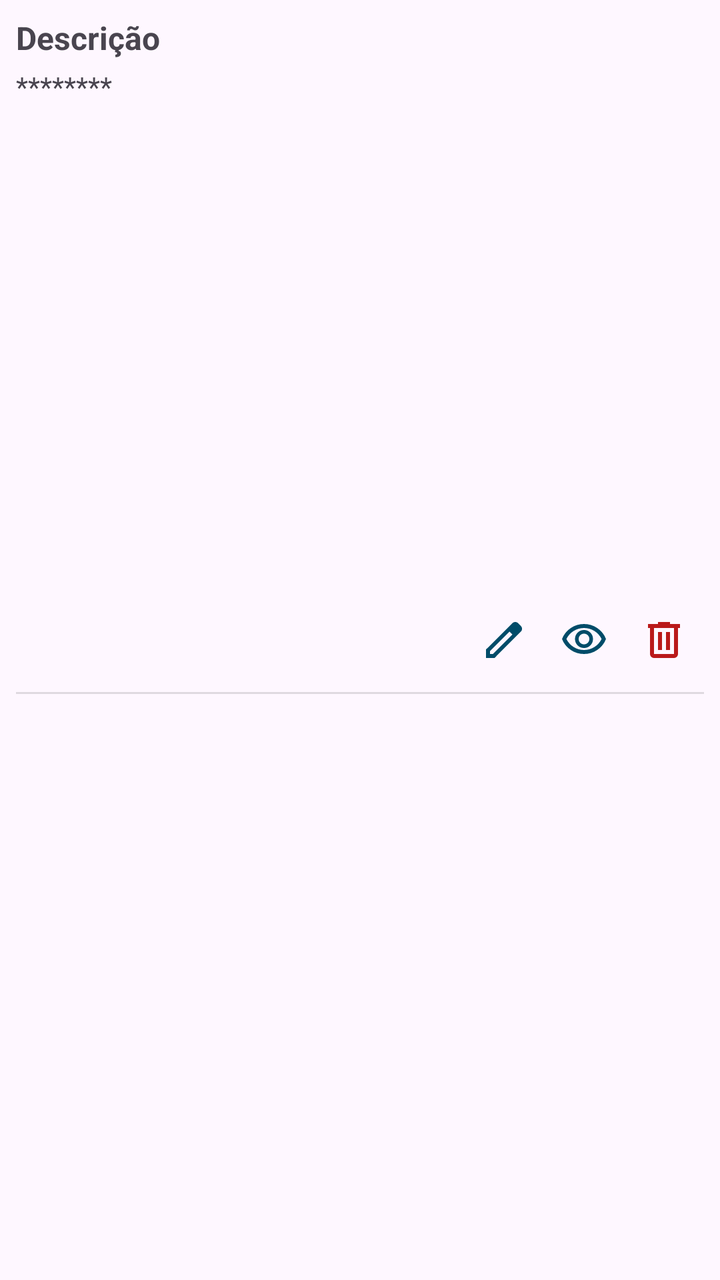
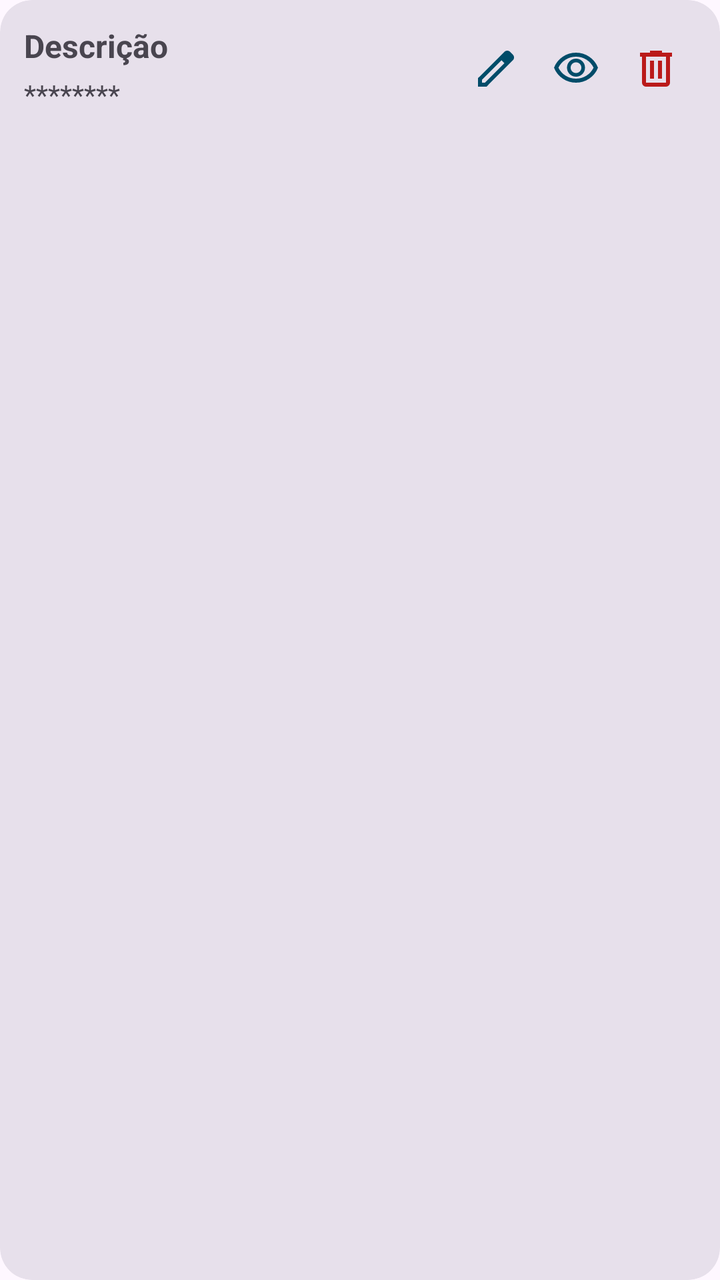

The first picture is an Android layout as it rendered before a commit; the second is the same layout after the commit. The layout source and the unified diff follow.
<!-- AndroidManifest.xml: application theme AppTheme -->
<!-- res/layout/senha_line_view.xml -->
<?xml version="1.0" encoding="utf-8"?>
<androidx.constraintlayout.widget.ConstraintLayout xmlns:android="http://schemas.android.com/apk/res/android"
    xmlns:app="http://schemas.android.com/apk/res-auto"
    xmlns:tools="http://schemas.android.com/tools"
    android:layout_width="match_parent"
    android:layout_height="wrap_content"
    android:padding="8dp">

    <TextView
        android:id="@+id/TvDescricaoSenha"
        android:layout_width="0dp"
        android:layout_height="wrap_content"
        android:text="Descrição"
        android:textStyle="bold"
        android:textSize="16sp"
        app:layout_constraintEnd_toStartOf="@+id/BtnCopiarSenha"
        app:layout_constraintStart_toStartOf="parent"
        app:layout_constraintTop_toTopOf="parent" />

    <TextView
        android:id="@+id/TvValorSenha"
        android:layout_width="0dp"
        android:layout_height="wrap_content"
        android:layout_marginTop="4dp"
        android:text="********"
        android:textSize="14sp"
        app:layout_constraintEnd_toStartOf="@+id/BtnCopiarSenha"
        app:layout_constraintStart_toStartOf="parent"
        app:layout_constraintTop_toBottomOf="@+id/TvDescricaoSenha" />

    <ImageButton
        android:id="@+id/BtnEditarSenha"
        android:layout_width="40dp"
        android:layout_height="40dp"
        android:background="?attr/selectableItemBackgroundBorderless"
        app:layout_constraintBottom_toBottomOf="parent"
        app:layout_constraintEnd_toStartOf="@+id/BtnCopiarSenha"
        app:layout_constraintTop_toTopOf="parent"
        app:srcCompat="@drawable/edit24"
        app:tint="?attr/colorPrimary"
        android:contentDescription="Editar" />

    <ImageButton
        android:id="@+id/BtnCopiarSenha"
        android:layout_width="40dp"
        android:layout_height="40dp"
        android:background="?attr/selectableItemBackgroundBorderless"
        android:visibility="gone"
        app:layout_constraintBottom_toBottomOf="parent"
        app:layout_constraintEnd_toStartOf="@+id/BtnVerSenha"
        app:layout_constraintTop_toTopOf="parent"
        app:srcCompat="@drawable/copy18"
        app:tint="?attr/colorPrimary"
        android:contentDescription="Copiar" />

    <ImageButton
        android:id="@+id/BtnVerSenha"
        android:layout_width="40dp"
        android:layout_height="40dp"
        android:background="?attr/selectableItemBackgroundBorderless"
        app:layout_constraintBottom_toBottomOf="parent"
        app:layout_constraintEnd_toStartOf="@+id/BtnRemoverSenha"
        app:layout_constraintTop_toTopOf="parent"
        app:srcCompat="@drawable/eye24"
        app:tint="?attr/colorPrimary"
        android:contentDescription="Visualizar" />

    <ImageButton
        android:id="@+id/BtnRemoverSenha"
        android:layout_width="40dp"
        android:layout_height="40dp"
        android:background="?attr/selectableItemBackgroundBorderless"
        app:layout_constraintBottom_toBottomOf="parent"
        app:layout_constraintEnd_toEndOf="parent"
        app:layout_constraintTop_toTopOf="parent"
        app:srcCompat="@drawable/delete24"
        app:tint="@color/md_theme_error"
        android:contentDescription="Remover" />

    <View
        android:layout_width="match_parent"
        android:layout_height="1dp"
        android:background="?android:attr/listDivider"
        app:layout_constraintBottom_toBottomOf="parent"
        app:layout_constraintEnd_toEndOf="parent"
        app:layout_constraintStart_toStartOf="parent"
        android:layout_marginTop="8dp"
        app:layout_constraintTop_toBottomOf="@+id/TvValorSenha" />

</androidx.constraintlayout.widget.ConstraintLayout>
<!-- resources referenced by this layout -->
<resources>
  <color name="md_theme_error">#BA1A1A</color>
  <!-- drawable copy18 (drawable) -->
  <vector android:alpha="0.8" android:height="18dp"
      android:tint="@color/md_theme_onPrimaryContainer" android:viewportHeight="24"
      android:viewportWidth="24" android:width="18dp" xmlns:android="http://schemas.android.com/apk/res/android">
      <path android:fillColor="@color/md_theme_onPrimaryContainer" android:pathData="M3,5L1,5v16c0,1.1 0.9,2 2,2h16v-2L3,21L3,5zM21,1L7,1c-1.1,0 -2,0.9 -2,2v14c0,1.1 0.9,2 2,2h14c1.1,0 2,-0.9 2,-2L23,3c0,-1.1 -0.9,-2 -2,-2zM21,17L7,17L7,3h14v14z"/>
  </vector>
  <!-- drawable delete24 (drawable) -->
  <vector xmlns:android="http://schemas.android.com/apk/res/android"
      android:width="24dp"
      android:height="24dp"
      android:viewportWidth="960"
      android:viewportHeight="960"
      android:tint="@color/md_theme_errorContainer">
    <path
        android:fillColor="@android:color/white"
        android:pathData="M280,840Q247,840 223.5,816.5Q200,793 200,760L200,240L160,240L160,160L360,160L360,120L600,120L600,160L800,160L800,240L760,240L760,760Q760,793 736.5,816.5Q713,840 680,840L280,840ZM680,240L280,240L280,760Q280,760 280,760Q280,760 280,760L680,760Q680,760 680,760Q680,760 680,760L680,240ZM360,680L440,680L440,320L360,320L360,680ZM520,680L600,680L600,320L520,320L520,680ZM280,240L280,240L280,760Q280,760 280,760Q280,760 280,760L280,760Q280,760 280,760Q280,760 280,760L280,240Z"/>
  </vector>
  <!-- drawable edit24 (drawable) -->
  <vector xmlns:android="http://schemas.android.com/apk/res/android"
      android:width="24dp"
      android:height="24dp"
      android:viewportWidth="960"
      android:viewportHeight="960"
      android:tint="?attr/colorControlNormal">
    <path
        android:fillColor="@android:color/white"
        android:pathData="M200,760L257,760L648,369L591,312L200,703L200,760ZM120,840L120,670L648,143Q660,132 674.5,126Q689,120 705,120Q721,120 736,126Q751,132 762,144L817,200Q829,211 834.5,226Q840,241 840,256Q840,272 834.5,286.5Q829,301 817,313L290,840L120,840ZM760,256L760,256L704,200L704,200L760,256ZM619,341L591,312L591,312L648,369L648,369L619,341Z"/>
  </vector>
  <color name="md_theme_onPrimaryContainer">#21005D</color>
  <color name="md_theme_errorContainer">#FFDAD6</color>
  <color name="md_theme_primary">#6750A4</color>
  <color name="md_theme_onPrimary">#FFFFFF</color>
  <color name="md_theme_primaryContainer">#EADDFF</color>
  <color name="md_theme_secondary">#625B71</color>
  <color name="md_theme_onSecondary">#FFFFFF</color>
  <color name="md_theme_secondaryContainer">#E8DEF8</color>
  <color name="md_theme_onSecondaryContainer">#1D192B</color>
  <color name="md_theme_tertiary">#7E525D</color>
  <color name="md_theme_onTertiary">#FFFFFF</color>
  <color name="md_theme_tertiaryContainer">#FFD9E1</color>
  <color name="md_theme_onTertiaryContainer">#31101B</color>
  <color name="md_theme_onError">#FFFFFF</color>
  <color name="md_theme_onErrorContainer">#410002</color>
  <color name="md_theme_background">#FEF7FF</color>
  <color name="md_theme_onBackground">#1D1B20</color>
  <color name="md_theme_surface">#FEF7FF</color>
  <color name="md_theme_onSurface">#1D1B20</color>
  <color name="md_theme_surfaceVariant">#E7E0EB</color>
  <color name="md_theme_onSurfaceVariant">#49454E</color>
  <color name="md_theme_outline">#7A757F</color>
  <color name="md_theme_outlineVariant">#CBC4CF</color>
  <color name="md_theme_inverseSurface">#322F35</color>
  <color name="md_theme_inverseOnSurface">#F5EFF7</color>
  <color name="md_theme_inversePrimary">#D3BCFD</color>
  <color name="md_theme_surfaceContainer_glass">#F2ECF4</color>
  <!-- unchanged entries left out for length: 2 -->
</resources>

<!-- the commit's change to res/layout/senha_line_view.xml (unified diff, before → after) -->
@@ -1,90 +1,90 @@
-<?xml version="1.0" encoding="utf-8"?>
-<androidx.constraintlayout.widget.ConstraintLayout xmlns:android="http://schemas.android.com/apk/res/android"
+<com.google.android.material.card.MaterialCardView xmlns:android="http://schemas.android.com/apk/res/android"
     xmlns:app="http://schemas.android.com/apk/res-auto"
     xmlns:tools="http://schemas.android.com/tools"
     android:layout_width="match_parent"
     android:layout_height="wrap_content"
-    android:padding="8dp">
+    android:layout_marginVertical="4dp"
+    android:layout_marginHorizontal="2dp"
+    app:cardCornerRadius="16dp"
+    app:cardElevation="0dp"
+    app:strokeWidth="0dp"
+    app:cardBackgroundColor="?attr/colorSurfaceVariant">
 
-    <TextView
-        android:id="@+id/TvDescricaoSenha"
-        android:layout_width="0dp"
+    <androidx.constraintlayout.widget.ConstraintLayout
+        android:layout_width="match_parent"
         android:layout_height="wrap_content"
-        android:text="Descrição"
-        android:textStyle="bold"
-        android:textSize="16sp"
-        app:layout_constraintEnd_toStartOf="@+id/BtnCopiarSenha"
-        app:layout_constraintStart_toStartOf="parent"
-        app:layout_constraintTop_toTopOf="parent" />
+        android:padding="12dp">
 
-    <TextView
-        android:id="@+id/TvValorSenha"
-        android:layout_width="0dp"
-        android:layout_height="wrap_content"
-        android:layout_marginTop="4dp"
-        android:text="********"
-        android:textSize="14sp"
-        app:layout_constraintEnd_toStartOf="@+id/BtnCopiarSenha"
-        app:layout_constraintStart_toStartOf="parent"
-        app:layout_constraintTop_toBottomOf="@+id/TvDescricaoSenha" />
+        <TextView
+            android:id="@+id/TvDescricaoSenha"
+            android:layout_width="0dp"
+            android:layout_height="wrap_content"
+            android:text="Descrição"
+            android:textStyle="bold"
+            android:textSize="16sp"
+            app:layout_constraintEnd_toStartOf="@+id/BtnEditarSenha"
+            app:layout_constraintStart_toStartOf="parent"
+            app:layout_constraintTop_toTopOf="parent" />
 
-    <ImageButton
-        android:id="@+id/BtnEditarSenha"
-        android:layout_width="40dp"
-        android:layout_height="40dp"
-        android:background="?attr/selectableItemBackgroundBorderless"
-        app:layout_constraintBottom_toBottomOf="parent"
-        app:layout_constraintEnd_toStartOf="@+id/BtnCopiarSenha"
-        app:layout_constraintTop_toTopOf="parent"
-        app:srcCompat="@drawable/edit24"
-        app:tint="?attr/colorPrimary"
-        android:contentDescription="Editar" />
+        <TextView
+            android:id="@+id/TvValorSenha"
+            android:layout_width="0dp"
+            android:layout_height="wrap_content"
+            android:layout_marginTop="4dp"
+            android:text="********"
+            android:textSize="14sp"
+            app:layout_constraintEnd_toStartOf="@+id/BtnEditarSenha"
+            app:layout_constraintStart_toStartOf="parent"
+            app:layout_constraintTop_toBottomOf="@+id/TvDescricaoSenha" />
 
-    <ImageButton
-        android:id="@+id/BtnCopiarSenha"
-        android:layout_width="40dp"
-        android:layout_height="40dp"
-        android:background="?attr/selectableItemBackgroundBorderless"
-        android:visibility="gone"
-        app:layout_constraintBottom_toBottomOf="parent"
-        app:layout_constraintEnd_toStartOf="@+id/BtnVerSenha"
-        app:layout_constraintTop_toTopOf="parent"
-        app:srcCompat="@drawable/copy18"
-        app:tint="?attr/colorPrimary"
-        android:contentDescription="Copiar" />
+        <ImageButton
+            android:id="@+id/BtnEditarSenha"
+            android:layout_width="40dp"
+            android:layout_height="40dp"
+            android:background="?attr/selectableItemBackgroundBorderless"
+            app:layout_constraintBottom_toBottomOf="parent"
+            app:layout_constraintEnd_toStartOf="@+id/BtnCopiarSenha"
+            app:layout_constraintTop_toTopOf="parent"
+            app:srcCompat="@drawable/edit24"
+            app:tint="?attr/colorPrimary"
+            android:contentDescription="Editar" />
 
-    <ImageButton
-        android:id="@+id/BtnVerSenha"
-        android:layout_width="40dp"
-        android:layout_height="40dp"
-        android:background="?attr/selectableItemBackgroundBorderless"
-        app:layout_constraintBottom_toBottomOf="parent"
-        app:layout_constraintEnd_toStartOf="@+id/BtnRemoverSenha"
-        app:layout_constraintTop_toTopOf="parent"
-        app:srcCompat="@drawable/eye24"
-        app:tint="?attr/colorPrimary"
-        android:contentDescription="Visualizar" />
+        <ImageButton
+            android:id="@+id/BtnCopiarSenha"
+            android:layout_width="40dp"
+            android:layout_height="40dp"
+            android:background="?attr/selectableItemBackgroundBorderless"
+            android:visibility="gone"
+            app:layout_constraintBottom_toBottomOf="parent"
+            app:layout_constraintEnd_toStartOf="@+id/BtnVerSenha"
+            app:layout_constraintTop_toTopOf="parent"
+            app:srcCompat="@drawable/copy18"
+            app:tint="?attr/colorPrimary"
+            android:contentDescription="Copiar" />
 
-    <ImageButton
-        android:id="@+id/BtnRemoverSenha"
-        android:layout_width="40dp"
-        android:layout_height="40dp"
-        android:background="?attr/selectableItemBackgroundBorderless"
-        app:layout_constraintBottom_toBottomOf="parent"
-        app:layout_constraintEnd_toEndOf="parent"
-        app:layout_constraintTop_toTopOf="parent"
-        app:srcCompat="@drawable/delete24"
-        app:tint="@color/md_theme_error"
-        android:contentDescription="Remover" />
+        <ImageButton
+            android:id="@+id/BtnVerSenha"
+            android:layout_width="40dp"
+            android:layout_height="40dp"
+            android:background="?attr/selectableItemBackgroundBorderless"
+            app:layout_constraintBottom_toBottomOf="parent"
+            app:layout_constraintEnd_toStartOf="@+id/BtnRemoverSenha"
+            app:layout_constraintTop_toTopOf="parent"
+            app:srcCompat="@drawable/eye24"
+            app:tint="?attr/colorPrimary"
+            android:contentDescription="Visualizar" />
 
-    <View
-        android:layout_width="match_parent"
-        android:layout_height="1dp"
-        android:background="?android:attr/listDivider"
-        app:layout_constraintBottom_toBottomOf="parent"
-        app:layout_constraintEnd_toEndOf="parent"
-        app:layout_constraintStart_toStartOf="parent"
-        android:layout_marginTop="8dp"
-        app:layout_constraintTop_toBottomOf="@+id/TvValorSenha" />
+        <ImageButton
+            android:id="@+id/BtnRemoverSenha"
+            android:layout_width="40dp"
+            android:layout_height="40dp"
+            android:background="?attr/selectableItemBackgroundBorderless"
+            app:layout_constraintBottom_toBottomOf="parent"
+            app:layout_constraintEnd_toEndOf="parent"
+            app:layout_constraintTop_toTopOf="parent"
+            app:srcCompat="@drawable/delete24"
+            app:tint="@color/md_theme_error"
+            android:contentDescription="Remover" />
 
-</androidx.constraintlayout.widget.ConstraintLayout>
+    </androidx.constraintlayout.widget.ConstraintLayout>
+</com.google.android.material.card.MaterialCardView>
